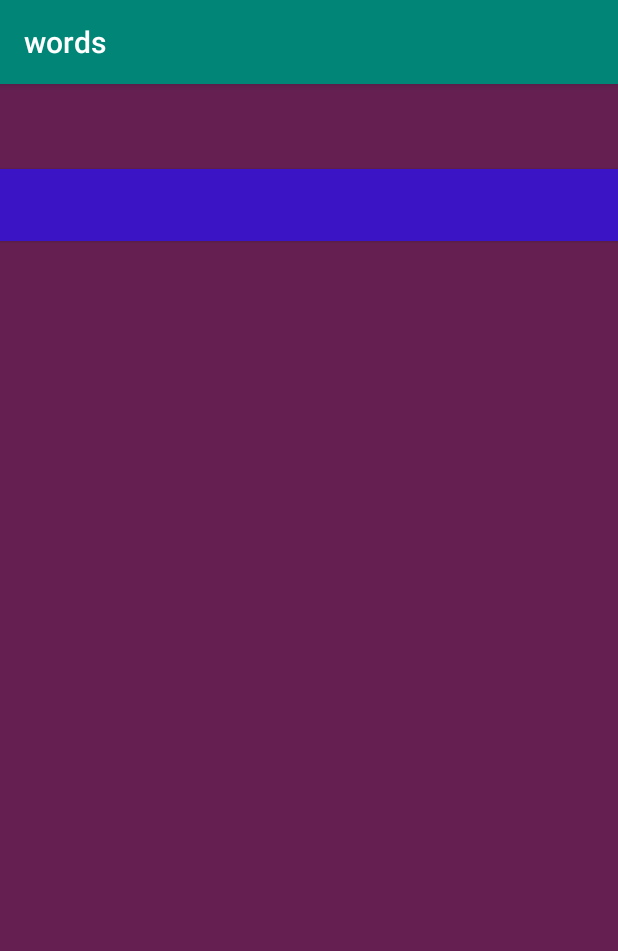
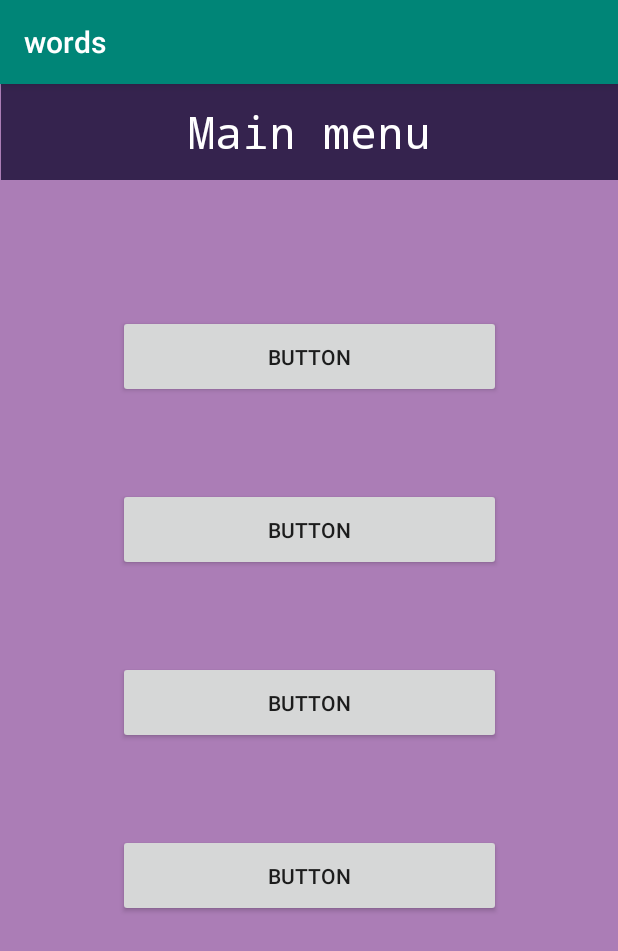
Before and after one commit to Anastasia-98Moiseeva/words-learning, an Android app: the screen it shows after launch (MainApplication), on a phone screen of 412 x 824 dp. Shown: the top 951 px of the screen. Run offline under Robolectric (Android 15) with nearby library versions, the phone set to English and light mode, and no system bars; 1 statement that could not run was skipped.

Commit message:
Change main_application screen

```diff
--- a/app/src/main/res/layout/main_application.xml
+++ b/app/src/main/res/layout/main_application.xml
@@ -1,28 +1,59 @@
 <?xml version="1.0" encoding="utf-8"?>
-<LinearLayout
+<android.support.constraint.ConstraintLayout
         xmlns:android="http://schemas.android.com/apk/res/android"
+        xmlns:app="http://schemas.android.com/apk/res-auto"
         xmlns:tools="http://schemas.android.com/tools"
         android:orientation="vertical"
         android:gravity="top"
-        android:layout_width="fill_parent"
-        android:layout_height="fill_parent"
-        android:background="#652051"
-        tools:context="com.example.myapplicationtimer.MainApplication">
+        android:layout_width="match_parent"
+        android:layout_height="match_parent"
+        tools:context=".MainApplication"
+        android:background="@color/screenBackground">
 
     <TextView
+            android:text="Main menu"
+            android:textColor="@android:color/white"
             android:gravity="center"
-            android:id="@+id/text"
-            android:layout_width="fill_parent"
-            android:layout_height="wrap_content"
-            android:textSize="42sp"/>
-
+            android:layout_width="411dp"
+            android:layout_height="64dp"
+            android:textSize="30sp"
+            android:background="@color/headlineBackground"
+            android:fontFamily="monospace"
+            app:layout_constraintEnd_toEndOf="parent"
+            app:layout_constraintTop_toTopOf="parent" app:layout_constraintStart_toStartOf="parent"
+            android:layout_marginStart="8dp" app:layout_constraintHorizontal_bias="1.0" android:id="@+id/textView2"/>
     <Button
-            android:gravity="center"
-            android:id="@+id/button"
-            android:layout_width="match_parent"
-            android:layout_height="wrap_content"
-            android:background="#3B14C5"
-            android:textSize="32sp"/>
+            android:text="Button"
+            android:layout_width="255dp"
+            android:layout_height="55dp"
+            android:id="@+id/button5" android:layout_marginTop="90dp"
+            app:layout_constraintTop_toBottomOf="@+id/textView2" app:layout_constraintEnd_toEndOf="parent"
+            android:layout_marginEnd="80dp" app:layout_constraintStart_toStartOf="parent"
+            android:layout_marginStart="80dp"/>
+    <Button
+            android:text="Button"
+            android:layout_width="255dp"
+            android:layout_height="55dp"
+            android:id="@+id/button6" android:layout_marginTop="60dp"
+            app:layout_constraintTop_toBottomOf="@+id/button5" app:layout_constraintEnd_toEndOf="parent"
+            android:layout_marginEnd="80dp" app:layout_constraintStart_toStartOf="parent"
+            android:layout_marginStart="80dp"/>
+    <Button
+            android:text="Button"
+            android:layout_width="255dp"
+            android:layout_height="55dp"
+            android:id="@+id/button7" android:layout_marginTop="60dp"
+            app:layout_constraintTop_toBottomOf="@+id/button6" app:layout_constraintEnd_toEndOf="parent"
+            android:layout_marginEnd="80dp" app:layout_constraintStart_toStartOf="parent"
+            android:layout_marginStart="80dp"/>
+    <Button
+            android:text="Button"
+            android:layout_width="255dp"
+            android:layout_height="55dp"
+            android:id="@+id/button8" android:layout_marginTop="60dp"
+            app:layout_constraintTop_toBottomOf="@+id/button7" app:layout_constraintEnd_toEndOf="parent"
+            android:layout_marginEnd="80dp" app:layout_constraintStart_toStartOf="parent"
+            android:layout_marginStart="80dp"/>
 
 
-</LinearLayout>
+</android.support.constraint.ConstraintLayout>
```
